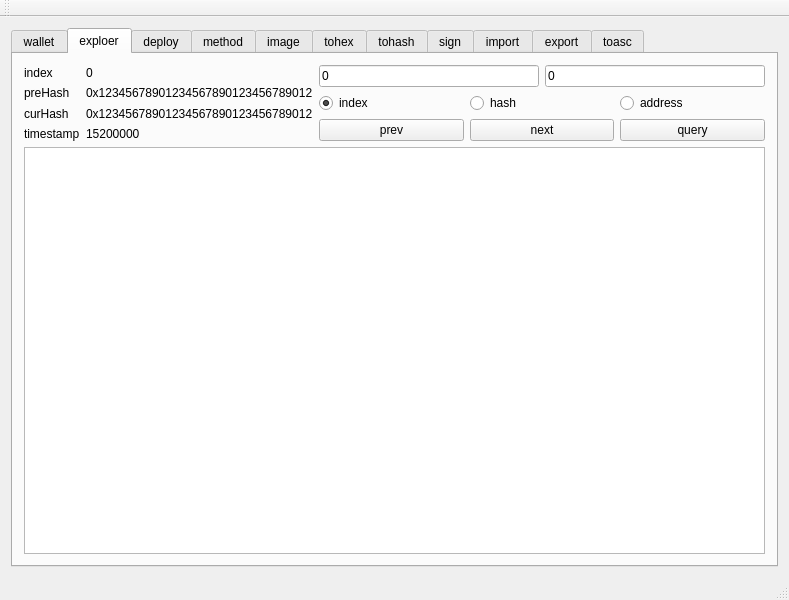
Above: MainWindow.ui from t2dk49580/OriginWallet before the change. Below: the same form after it.
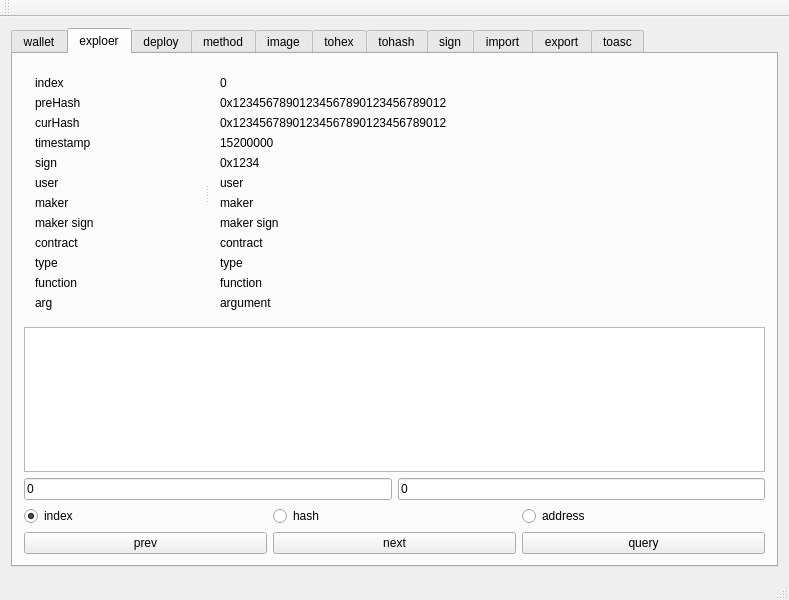
That is the form after the change. The open tabs and pages were chosen to show the change.

Commit message: show block detail

What changed in the file:
```diff
--- a/MainWindow.ui
+++ b/MainWindow.ui
@@ -220,11 +220,20 @@
        </attribute>
        <layout class="QGridLayout" name="gridLayout">
         <item row="0" column="0">
-         <layout class="QHBoxLayout" name="horizontalLayout">
-          <item>
+         <widget class="QSplitter" name="splitter">
+          <property name="orientation">
+           <enum>Qt::Horizontal</enum>
+          </property>
+          <widget class="QWidget" name="">
            <layout class="QVBoxLayout" name="verticalLayout_2">
             <item>
              <widget class="QLabel" name="label">
+              <property name="maximumSize">
+               <size>
+                <width>100</width>
+                <height>16777215</height>
+               </size>
+              </property>
               <property name="text">
                <string>index</string>
               </property>
@@ -232,6 +241,12 @@
             </item>
             <item>
              <widget class="QLabel" name="label_2">
+              <property name="maximumSize">
+               <size>
+                <width>100</width>
+                <height>16777215</height>
+               </size>
+              </property>
               <property name="text">
                <string>preHash</string>
               </property>
@@ -239,6 +254,12 @@
             </item>
             <item>
              <widget class="QLabel" name="label_3">
+              <property name="maximumSize">
+               <size>
+                <width>100</width>
+                <height>16777215</height>
+               </size>
+              </property>
               <property name="text">
                <string>curHash</string>
               </property>
@@ -246,14 +267,124 @@
             </item>
             <item>
              <widget class="QLabel" name="label_4">
+              <property name="maximumSize">
+               <size>
+                <width>100</width>
+                <height>16777215</height>
+               </size>
+              </property>
               <property name="text">
                <string>timestamp</string>
               </property>
              </widget>
             </item>
+            <item>
+             <widget class="QLabel" name="label_16">
+              <property name="maximumSize">
+               <size>
+                <width>100</width>
+                <height>16777215</height>
+               </size>
+              </property>
+              <property name="text">
+               <string>sign</string>
+              </property>
+             </widget>
+            </item>
+            <item>
+             <widget class="QLabel" name="label_17">
+              <property name="maximumSize">
+               <size>
+                <width>100</width>
+                <height>16777215</height>
+               </size>
+              </property>
+              <property name="text">
+               <string>user</string>
+              </property>
+             </widget>
+            </item>
+            <item>
+             <widget class="QLabel" name="label_18">
+              <property name="maximumSize">
+               <size>
+                <width>100</width>
+                <height>16777215</height>
+               </size>
+              </property>
+              <property name="text">
+               <string>maker</string>
+              </property>
+             </widget>
+            </item>
+            <item>
+             <widget class="QLabel" name="label_22">
+              <property name="maximumSize">
+               <size>
+                <width>100</width>
+                <height>16777215</height>
+               </size>
+              </property>
+              <property name="text">
+               <string>maker sign</string>
+              </property>
+             </widget>
+            </item>
+            <item>
+             <widget class="QLabel" name="label_23">
+              <property name="maximumSize">
+               <size>
+                <width>100</width>
+                <height>16777215</height>
+               </size>
+              </property>
+              <property name="text">
+               <string>contract</string>
+              </property>
+             </widget>
+            </item>
+            <item>
+             <widget class="QLabel" name="label_19">
+              <property name="maximumSize">
+               <size>
+                <width>100</width>
+                <height>16777215</height>
+               </size>
+              </property>
+              <property name="text">
+               <string>type</string>
+              </property>
+             </widget>
+            </item>
+            <item>
+             <widget class="QLabel" name="label_20">
+              <property name="maximumSize">
+               <size>
+                <width>100</width>
+                <height>16777215</height>
+               </size>
+              </property>
+              <property name="text">
+               <string>function</string>
+              </property>
+             </widget>
+            </item>
+            <item>
+             <widget class="QLabel" name="label_21">
+              <property name="maximumSize">
+               <size>
+                <width>100</width>
+                <height>16777215</height>
+               </size>
+              </property>
+              <property name="text">
+               <string>arg</string>
+              </property>
+             </widget>
+            </item>
            </layout>
-          </item>
-          <item>
+          </widget>
+          <widget class="QWidget" name="">
            <layout class="QVBoxLayout" name="verticalLayout">
             <item>
              <widget class="QLabel" name="ui_index">
@@ -283,16 +414,87 @@
               </property>
              </widget>
             </item>
+            <item>
+             <widget class="QLabel" name="lb_sign">
+              <property name="text">
+               <string>0x1234</string>
+              </property>
+             </widget>
+            </item>
+            <item>
+             <widget class="QLabel" name="lb_user">
+              <property name="text">
+               <string>user</string>
+              </property>
+             </widget>
+            </item>
+            <item>
+             <widget class="QLabel" name="lb_maker">
+              <property name="text">
+               <string>maker</string>
+              </property>
+             </widget>
+            </item>
+            <item>
+             <widget class="QLabel" name="lb_makersign">
+              <property name="text">
+               <string>maker sign</string>
+              </property>
+             </widget>
+            </item>
+            <item>
+             <widget class="QLabel" name="lb_contract">
+              <property name="text">
+               <string>contract</string>
+              </property>
+             </widget>
+            </item>
+            <item>
+             <widget class="QLabel" name="lb_type">
+              <property name="text">
+               <string>type</string>
+              </property>
+             </widget>
+            </item>
+            <item>
+             <widget class="QLabel" name="lb_function">
+              <property name="maximumSize">
+               <size>
+                <width>500</width>
+                <height>16777215</height>
+               </size>
+              </property>
+              <property name="text">
+               <string>function</string>
+              </property>
+             </widget>
+            </item>
+            <item>
+             <widget class="QLabel" name="lb_arg">
+              <property name="text">
+               <string>argument</string>
+              </property>
+             </widget>
+            </item>
            </layout>
-          </item>
-         </layout>
+          </widget>
+         </widget>
         </item>
-        <item row="0" column="1">
+        <item row="1" column="0">
+         <widget class="QTextBrowser" name="ui_databrowser"/>
+        </item>
+        <item row="2" column="0">
          <layout class="QVBoxLayout" name="verticalLayout_15">
           <item>
            <layout class="QHBoxLayout" name="horizontalLayout_5">
             <item>
              <widget class="QLineEdit" name="le_querykey_contract">
+              <property name="maximumSize">
+               <size>
+                <width>20000</width>
+                <height>16777215</height>
+               </size>
+              </property>
               <property name="text">
                <string>0</string>
               </property>
@@ -300,6 +502,12 @@
             </item>
             <item>
              <widget class="QLineEdit" name="le_querykey_index">
+              <property name="maximumSize">
+               <size>
+                <width>20000</width>
+                <height>16777215</height>
+               </size>
+              </property>
               <property name="text">
                <string>0</string>
               </property>
@@ -362,9 +570,6 @@
           </item>
          </layout>
         </item>
-        <item row="1" column="0" colspan="2">
-         <widget class="QTextBrowser" name="ui_databrowser"/>
-        </item>
        </layout>
       </widget>
       <widget class="QWidget" name="tab_3">
```
Left out of the diff: 7 changed lines with no effect on the pictures. The commit also changes 2 other files.
